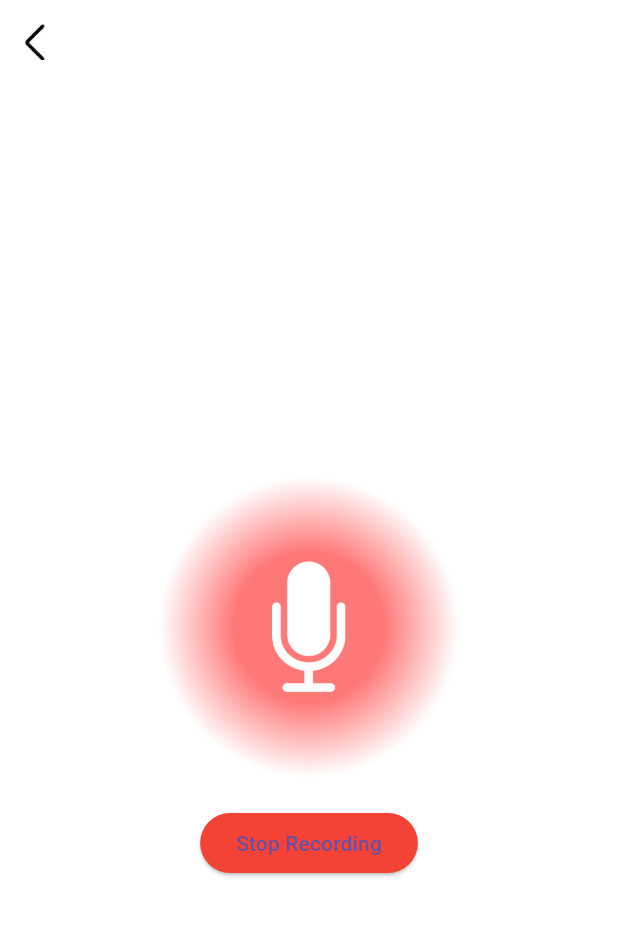
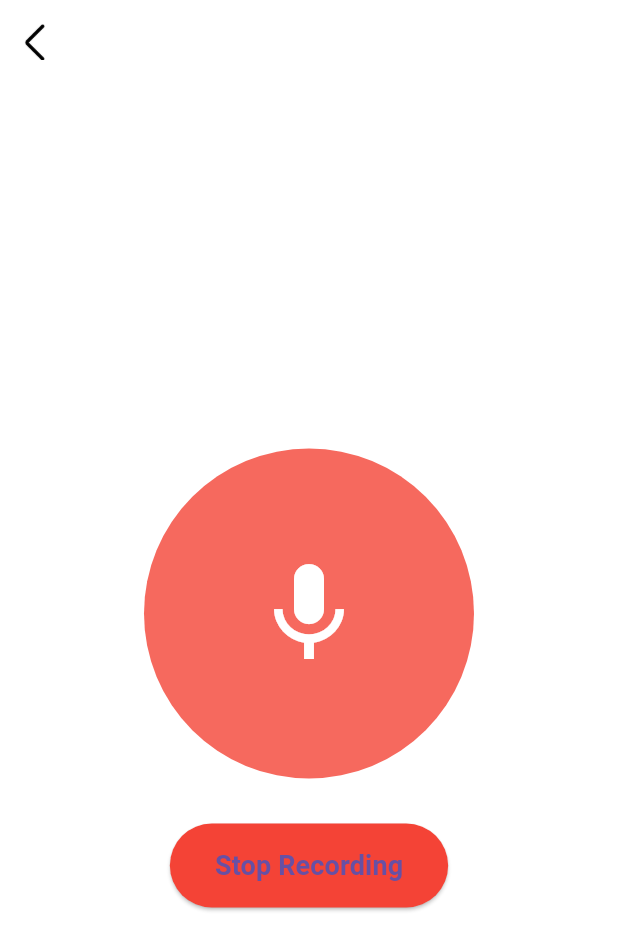
Before and after one commit to newrhyme/Safety_Voice, a Flutter app: the StopRecord screen opened by its route, after a tap on "Start Recording", on a phone screen of 412 x 824 dp. Shown: the top 950 px of the screen. Run offline on Flutter 3.47's test engine with Material 3 defaults, Android fonts, the phone set to English and light mode, and no system bars; our stand-ins replace audioplayers, permission_handler; missing offline and left inert: flutter_sound; Roboto replaces fonts that are missing (Noto Sans KR).

Commit message:
record 수정

```diff
--- a/safety_voice/lib/pages/login_screen.dart
+++ b/safety_voice/lib/pages/login_screen.dart
@@ -42,7 +42,7 @@ class LoginScreen extends StatelessWidget {
             SizedBox(
               width: double.infinity,
               child: ElevatedButton(
-                onPressed: () => Navigator.pushNamed(context, '/listhome'),
+                onPressed: () => Navigator.pushNamed(context, '/calendarhome'),
                 style: ElevatedButton.styleFrom(
                   backgroundColor: const Color(0xFF6B7AFF),
                   padding: const EdgeInsets.symmetric(vertical: 16),
--- a/safety_voice/lib/pages/stopRecord.dart
+++ b/safety_voice/lib/pages/stopRecord.dart
@@ -14,7 +14,7 @@ class StopRecord extends StatefulWidget {
 class _StopRecordState extends State<StopRecord> {
   final FlutterSoundRecorder _recorder = FlutterSoundRecorder();
   bool _isRecording = false;
-  bool _isRecorderInitialized = false; // Recorder 초기화 상태
+  bool _isRecorderInitialized = false;
   String? _filePath;
 
   @override
@@ -27,12 +27,10 @@ class _StopRecordState extends State<StopRecord> {
     try {
       final status = await Permission.microphone.request();
       if (status != PermissionStatus.granted) {
-        print('Microphone permission not granted');
         throw RecordingPermissionException('Microphone permission not granted');
       }
       await _recorder.openRecorder();
-      _isRecorderInitialized = true; // 초기화 완료 상태로 설정
-      print('Recorder initialized');
+      _isRecorderInitialized = true;
     } catch (e) {
       print('Error initializing recorder: $e');
     }
@@ -40,17 +38,11 @@ class _StopRecordState extends State<StopRecord> {
 
   Future<void> _startRecording() async {
     try {
-      if (!_isRecorderInitialized) {
-        print('Recorder is not initialized');
-        throw Exception('Recorder is not initialized');
-      }
+      if (!_isRecorderInitialized) throw Exception('Recorder is not initialized');
       final dir = await getApplicationDocumentsDirectory();
       _filePath = '${dir.path}/recorded_audio.aac';
       await _recorder.startRecorder(toFile: _filePath);
-      print('Recording started');
-      setState(() {
-        _isRecording = true;
-      });
+      setState(() => _isRecording = true);
     } catch (e) {
       print('Error starting recording: $e');
     }
@@ -59,10 +51,7 @@ class _StopRecordState extends State<StopRecord> {
   Future<void> _stopRecording() async {
     try {
       await _recorder.stopRecorder();
-      print('Recording stopped');
-      setState(() {
-        _isRecording = false;
-      });
+      setState(() => _isRecording = false);
     } catch (e) {
       print('Error stopping recording: $e');
     }
@@ -99,24 +88,49 @@ class _StopRecordState extends State<StopRecord> {
           automaticallyImplyLeading: false,
         ),
       ),
-
       body: Center(
         child: Column(
           mainAxisAlignment: MainAxisAlignment.center,
           children: [
-            Image.asset('assets/images/record.png', width: 200, height: 200),
-            const SizedBox(height: 20),
+            AnimatedContainer(
+              duration: Duration(milliseconds: 300),
+              width: _isRecording ? 220 : 200,
+              height: _isRecording ? 220 : 200,
+              decoration: BoxDecoration(
+                shape: BoxShape.circle,
+                color: _isRecording ? Colors.red.withOpacity(0.8) : Colors.grey.withOpacity(0.5),
+              ),
+              child: Center(
+                child: Icon(
+                  _isRecording ? Icons.mic : Icons.mic_none,
+                  color: Colors.white,
+                  size: 80,
+                ),
+              ),
+            ),
+            const SizedBox(height: 30),
             ElevatedButton(
               onPressed: _isRecording ? _stopRecording : _startRecording,
               style: ElevatedButton.styleFrom(
+                shape: RoundedRectangleBorder(
+                  borderRadius: BorderRadius.circular(30),
+                ),
+                padding: const EdgeInsets.symmetric(horizontal: 30, vertical: 15),
                 backgroundColor: _isRecording ? Colors.red : Colors.green,
               ),
-              child: Text(_isRecording ? 'Stop Recording' : 'Start Recording'),
+              child: Text(
+                _isRecording ? 'Stop Recording' : 'Start Recording',
+                style: TextStyle(fontSize: 18, fontWeight: FontWeight.bold),
+              ),
             ),
             if (_filePath != null && !_isRecording)
               Padding(
                 padding: const EdgeInsets.all(16.0),
-                child: Text('Recording saved at: $_filePath'),
+                child: Text(
+                  'Recording saved at: $_filePath',
+                  style: TextStyle(fontSize: 14, fontWeight: FontWeight.w500),
+                  textAlign: TextAlign.center,
+                ),
               ),
           ],
         ),
```
Also changed, not shown: safety_voice/lib/pages/nonamed.dart (+153 -77 lines), safety_voice/pubspec.yaml (+6 -13 lines), safety_voice/pubspec.lock, 9 other files.
